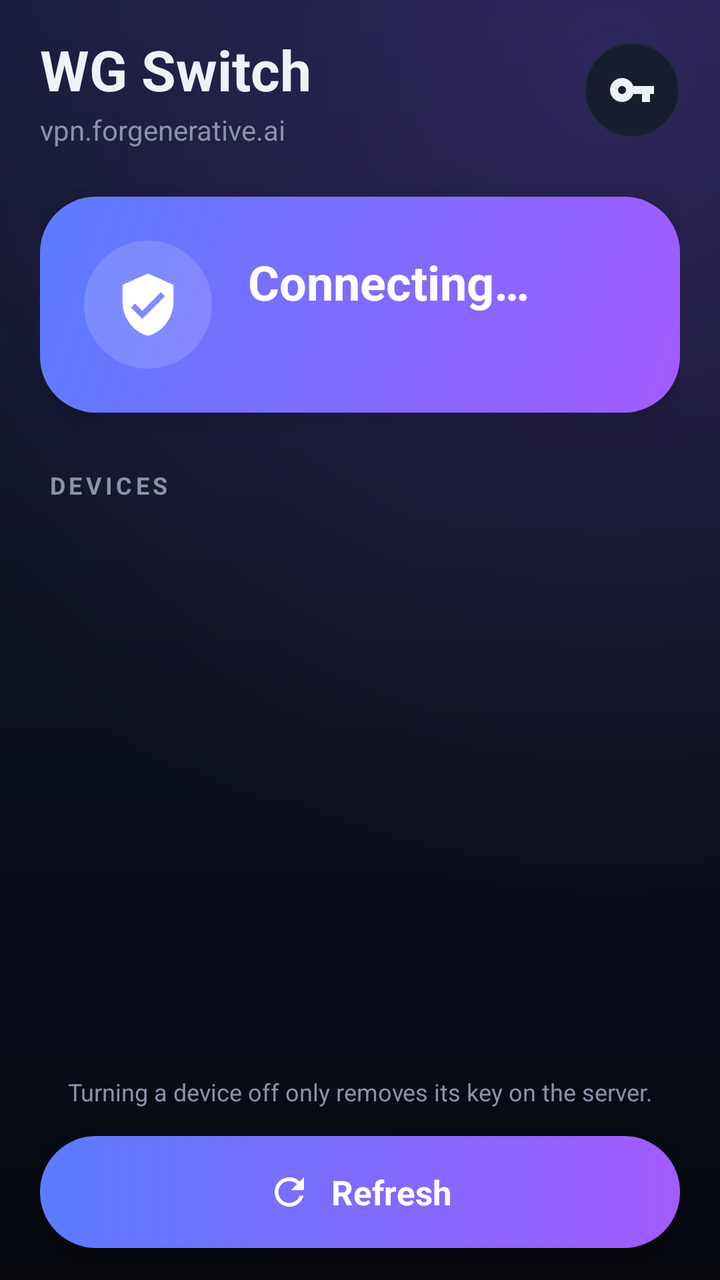
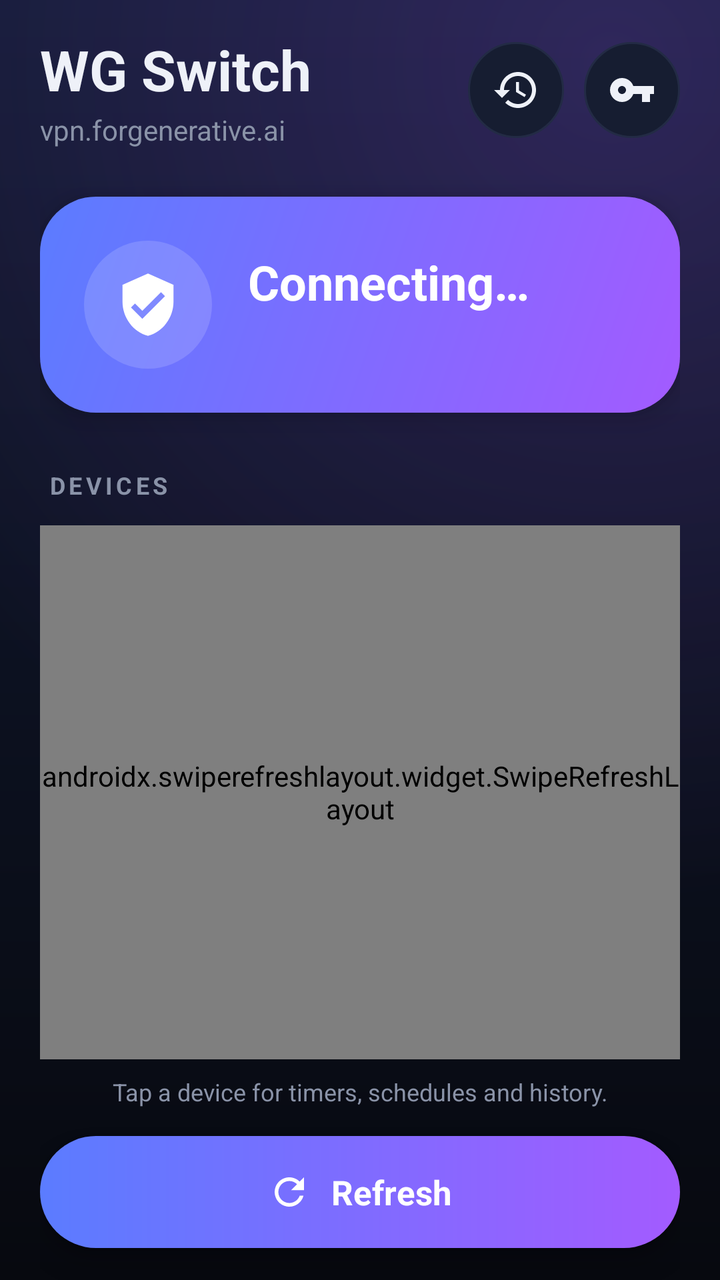

The first picture is an Android layout as it rendered before a commit; the second is the same layout after the commit. The layout source and the unified diff follow.
<!-- AndroidManifest.xml: application theme AppTheme -->
<!-- res/layout/activity_main.xml -->
<?xml version="1.0" encoding="utf-8"?>
<LinearLayout xmlns:android="http://schemas.android.com/apk/res/android"
    android:id="@+id/root"
    android:layout_width="match_parent"
    android:layout_height="match_parent"
    android:orientation="vertical"
    android:paddingHorizontal="20dp">

    
    <LinearLayout
        android:layout_width="match_parent"
        android:layout_height="wrap_content"
        android:layout_marginTop="16dp"
        android:gravity="center_vertical">

        <LinearLayout
            android:layout_width="0dp"
            android:layout_height="wrap_content"
            android:layout_weight="1"
            android:orientation="vertical">

            <TextView
                android:layout_width="wrap_content"
                android:layout_height="wrap_content"
                android:text="WG Switch"
                android:textColor="@color/text"
                android:textSize="28sp"
                android:textStyle="bold" />

            <TextView
                android:layout_width="wrap_content"
                android:layout_height="wrap_content"
                android:layout_marginTop="2dp"
                android:text="vpn.forgenerative.ai"
                android:textColor="@color/text_muted"
                android:textSize="14sp" />
        </LinearLayout>

        <ImageButton
            android:id="@+id/token"
            android:layout_width="48dp"
            android:layout_height="48dp"
            android:background="@drawable/bg_icon_button"
            android:contentDescription="Set token"
            android:padding="12dp"
            android:scaleType="fitCenter"
            android:src="@drawable/ic_key" />
    </LinearLayout>

    
    <LinearLayout
        android:id="@+id/hero"
        android:layout_width="match_parent"
        android:layout_height="wrap_content"
        android:layout_marginTop="24dp"
        android:background="@drawable/bg_hero"
        android:elevation="8dp"
        android:gravity="center_vertical"
        android:padding="22dp">

        <FrameLayout
            android:layout_width="64dp"
            android:layout_height="64dp"
            android:background="@drawable/bg_glass_circle">

            <ImageView
                android:id="@+id/heroIcon"
                android:layout_width="34dp"
                android:layout_height="34dp"
                android:layout_gravity="center"
                android:importantForAccessibility="no"
                android:src="@drawable/ic_shield"
                android:tint="#FFFFFF" />

            <ProgressBar
                android:id="@+id/progress"
                android:layout_width="64dp"
                android:layout_height="64dp"
                android:indeterminate="true"
                android:indeterminateTint="#CCFFFFFF"
                android:visibility="gone" />
        </FrameLayout>

        <LinearLayout
            android:layout_width="0dp"
            android:layout_height="wrap_content"
            android:layout_marginStart="18dp"
            android:layout_weight="1"
            android:orientation="vertical">

            <TextView
                android:id="@+id/heroTitle"
                android:layout_width="wrap_content"
                android:layout_height="wrap_content"
                android:text="Connecting…"
                android:textColor="#FFFFFF"
                android:textSize="24sp"
                android:textStyle="bold" />

            <TextView
                android:id="@+id/heroSub"
                android:layout_width="wrap_content"
                android:layout_height="wrap_content"
                android:layout_marginTop="4dp"
                android:alpha="0.85"
                android:textColor="#FFFFFF"
                android:textSize="14sp" />
        </LinearLayout>
    </LinearLayout>

    <TextView
        android:layout_width="wrap_content"
        android:layout_height="wrap_content"
        android:layout_marginStart="4dp"
        android:layout_marginTop="28dp"
        android:layout_marginBottom="12dp"
        android:letterSpacing="0.15"
        android:text="DEVICES"
        android:textColor="@color/text_muted"
        android:textSize="12sp"
        android:textStyle="bold" />

    <ScrollView
        android:layout_width="match_parent"
        android:layout_height="0dp"
        android:layout_weight="1"
        android:clipToPadding="false"
        android:overScrollMode="never"
        android:scrollbars="none">

        <LinearLayout
            android:id="@+id/list"
            android:layout_width="match_parent"
            android:layout_height="wrap_content"
            android:orientation="vertical" />
    </ScrollView>

    <TextView
        android:layout_width="match_parent"
        android:layout_height="wrap_content"
        android:layout_marginTop="8dp"
        android:gravity="center"
        android:text="Turning a device off only removes its key on the server."
        android:textColor="@color/text_muted"
        android:textSize="12sp" />

    
    <LinearLayout
        android:id="@+id/refresh"
        android:layout_width="match_parent"
        android:layout_height="56dp"
        android:layout_marginTop="14dp"
        android:layout_marginBottom="16dp"
        android:background="@drawable/bg_button"
        android:clickable="true"
        android:elevation="6dp"
        android:focusable="true"
        android:gravity="center">

        <ImageView
            android:id="@+id/refreshIcon"
            android:layout_width="22dp"
            android:layout_height="22dp"
            android:importantForAccessibility="no"
            android:src="@drawable/ic_refresh"
            android:tint="#FFFFFF" />

        <TextView
            android:layout_width="wrap_content"
            android:layout_height="wrap_content"
            android:layout_marginStart="10dp"
            android:text="Refresh"
            android:textColor="#FFFFFF"
            android:textSize="17sp"
            android:textStyle="bold" />
    </LinearLayout>
</LinearLayout>
<!-- resources referenced by this layout -->
<resources>
  <color name="text">#EEF1F8</color>
  <color name="text_muted">#8A93A8</color>
  <!-- drawable bg_button (drawable) -->
  <?xml version="1.0" encoding="utf-8"?>
  <ripple xmlns:android="http://schemas.android.com/apk/res/android" android:color="#40FFFFFF">
      <item>
          <shape>
              <corners android:radius="28dp" />
              <gradient android:angle="0" android:startColor="@color/accent_start" android:endColor="@color/accent_end" />
          </shape>
      </item>
  </ripple>
  <!-- drawable bg_glass_circle (drawable) -->
  <?xml version="1.0" encoding="utf-8"?>
  <ripple xmlns:android="http://schemas.android.com/apk/res/android" android:color="#33FFFFFF">
      <item>
          <shape android:shape="oval">
              <solid android:color="#26FFFFFF" />
          </shape>
      </item>
  </ripple>
  <!-- drawable bg_hero (drawable) -->
  <?xml version="1.0" encoding="utf-8"?>
  <shape xmlns:android="http://schemas.android.com/apk/res/android">
      <corners android:radius="28dp" />
      <gradient android:angle="315" android:startColor="@color/accent_start" android:endColor="@color/accent_end" />
  </shape>
  <!-- drawable bg_icon_button (drawable) -->
  <?xml version="1.0" encoding="utf-8"?>
  <ripple xmlns:android="http://schemas.android.com/apk/res/android" android:color="#33FFFFFF">
      <item>
          <shape android:shape="oval">
              <solid android:color="@color/card" />
              <stroke android:width="1dp" android:color="@color/card_stroke" />
          </shape>
      </item>
  </ripple>
  <!-- drawable ic_key (drawable) -->
  <?xml version="1.0" encoding="utf-8"?>
  <vector xmlns:android="http://schemas.android.com/apk/res/android"
      android:width="24dp" android:height="24dp" android:viewportWidth="24" android:viewportHeight="24"
      android:tint="?android:attr/textColorPrimary">
      <path android:fillColor="#FFFFFF" android:pathData="M12.65,10C11.83,7.67 9.61,6 7,6c-3.31,0 -6,2.69 -6,6s2.69,6 6,6c2.61,0 4.83,-1.67 5.65,-4H17v4h4v-4h2v-4H12.65zM7,14c-1.1,0 -2,-0.9 -2,-2s0.9,-2 2,-2 2,0.9 2,2 -0.9,2 -2,2z" />
  </vector>
  <!-- drawable ic_shield (drawable) -->
  <?xml version="1.0" encoding="utf-8"?>
  <vector xmlns:android="http://schemas.android.com/apk/res/android"
      android:width="24dp" android:height="24dp" android:viewportWidth="24" android:viewportHeight="24"
      android:tint="?android:attr/textColorPrimary">
      <path android:fillColor="#FFFFFF" android:pathData="M12,1L3,5v6c0,5.55 3.84,10.74 9,12 5.16,-1.26 9,-6.45 9,-12V5l-9,-4zM10,17l-4,-4 1.41,-1.41L10,14.17l6.59,-6.59L18,9l-8,8z" />
  </vector>
  <color name="accent_start">#5B7CFF</color>
  <color name="accent_end">#A35BFF</color>
  <color name="card">#161D31</color>
  <color name="card_stroke">#232B45</color>
  <color name="bg_top">#121A33</color>
  <color name="bg_bottom">#07090F</color>
  <!-- unchanged entries left out for length: 3 -->
</resources>

<!-- the commit's change to res/layout/activity_main.xml (unified diff, before → after) -->
@@ -35,6 +35,17 @@
                 android:textColor="@color/text_muted"
                 android:textSize="14sp" />
         </LinearLayout>
+
+        <ImageButton
+            android:id="@+id/history"
+            android:layout_width="48dp"
+            android:layout_height="48dp"
+            android:layout_marginEnd="10dp"
+            android:background="@drawable/bg_icon_button"
+            android:contentDescription="Activity history"
+            android:padding="12dp"
+            android:scaleType="fitCenter"
+            android:src="@drawable/ic_history" />
 
         <ImageButton
             android:id="@+id/token"
@@ -120,27 +131,34 @@
         android:textSize="12sp"
         android:textStyle="bold" />
 
-    <ScrollView
+    <androidx.swiperefreshlayout.widget.SwipeRefreshLayout
+        android:id="@+id/swipe"
         android:layout_width="match_parent"
         android:layout_height="0dp"
-        android:layout_weight="1"
-        android:clipToPadding="false"
-        android:overScrollMode="never"
-        android:scrollbars="none">
+        android:layout_weight="1">
 
-        <LinearLayout
-            android:id="@+id/list"
+        <ScrollView
             android:layout_width="match_parent"
-            android:layout_height="wrap_content"
-            android:orientation="vertical" />
-    </ScrollView>
+            android:layout_height="match_parent"
+            android:clipToPadding="false"
+            android:fillViewport="true"
+            android:overScrollMode="never"
+            android:scrollbars="none">
+
+            <LinearLayout
+                android:id="@+id/list"
+                android:layout_width="match_parent"
+                android:layout_height="wrap_content"
+                android:orientation="vertical" />
+        </ScrollView>
+    </androidx.swiperefreshlayout.widget.SwipeRefreshLayout>
 
     <TextView
         android:layout_width="match_parent"
         android:layout_height="wrap_content"
         android:layout_marginTop="8dp"
         android:gravity="center"
-        android:text="Turning a device off only removes its key on the server."
+        android:text="Tap a device for timers, schedules and history."
         android:textColor="@color/text_muted"
         android:textSize="12sp" />
 
<!-- resource entries referenced after the edit -->
@@ -37,6 +37,13 @@
           </shape>
       </item>
   </ripple>
+  <!-- drawable ic_history (drawable) -->
+  <?xml version="1.0" encoding="utf-8"?>
+  <vector xmlns:android="http://schemas.android.com/apk/res/android"
+      android:width="24dp" android:height="24dp" android:viewportWidth="24" android:viewportHeight="24"
+      android:tint="?android:attr/textColorPrimary">
+      <path android:fillColor="#FFFFFF" android:pathData="M13,3c-4.97,0 -9,4.03 -9,9L1,12l3.89,3.89 0.07,0.14L9,12L6,12c0,-3.87 3.13,-7 7,-7s7,3.13 7,7 -3.13,7 -7,7c-1.93,0 -3.68,-0.79 -4.94,-2.06l-1.42,1.42C8.27,19.99 10.51,21 13,21c4.97,0 9,-4.03 9,-9s-4.03,-9 -9,-9zM12,8v5l4.28,2.54 0.72,-1.21 -3.5,-2.08L13.5,8L12,8z" />
+  </vector>
   <!-- drawable ic_key (drawable) -->
   <?xml version="1.0" encoding="utf-8"?>
   <vector xmlns:android="http://schemas.android.com/apk/res/android"
